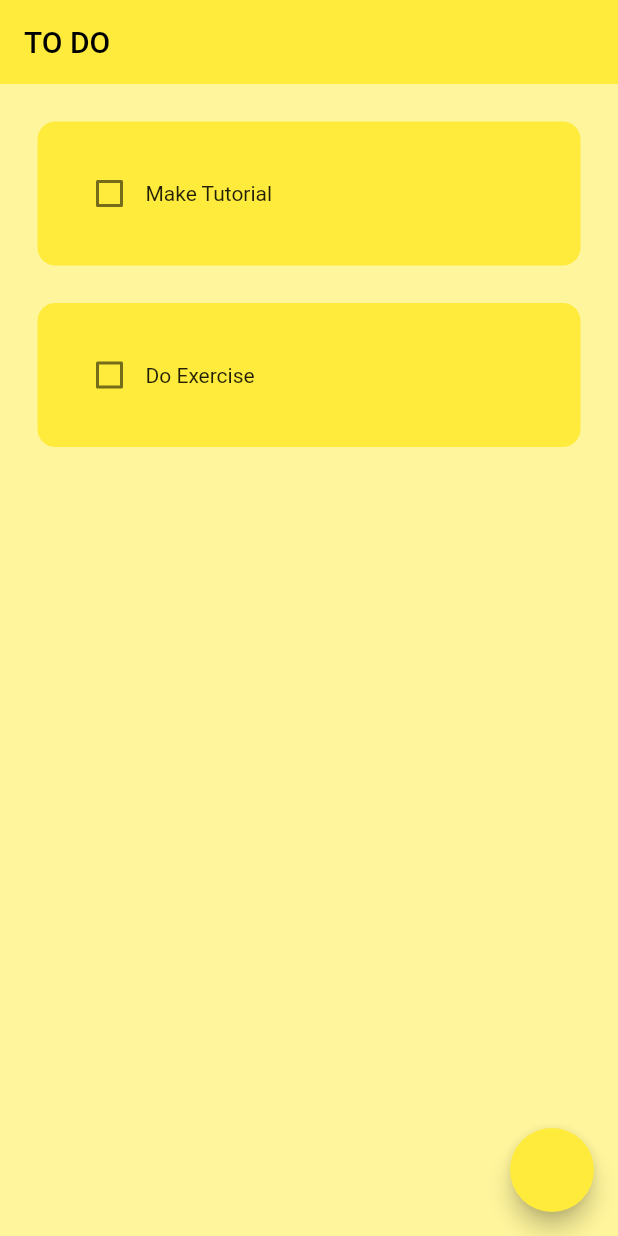
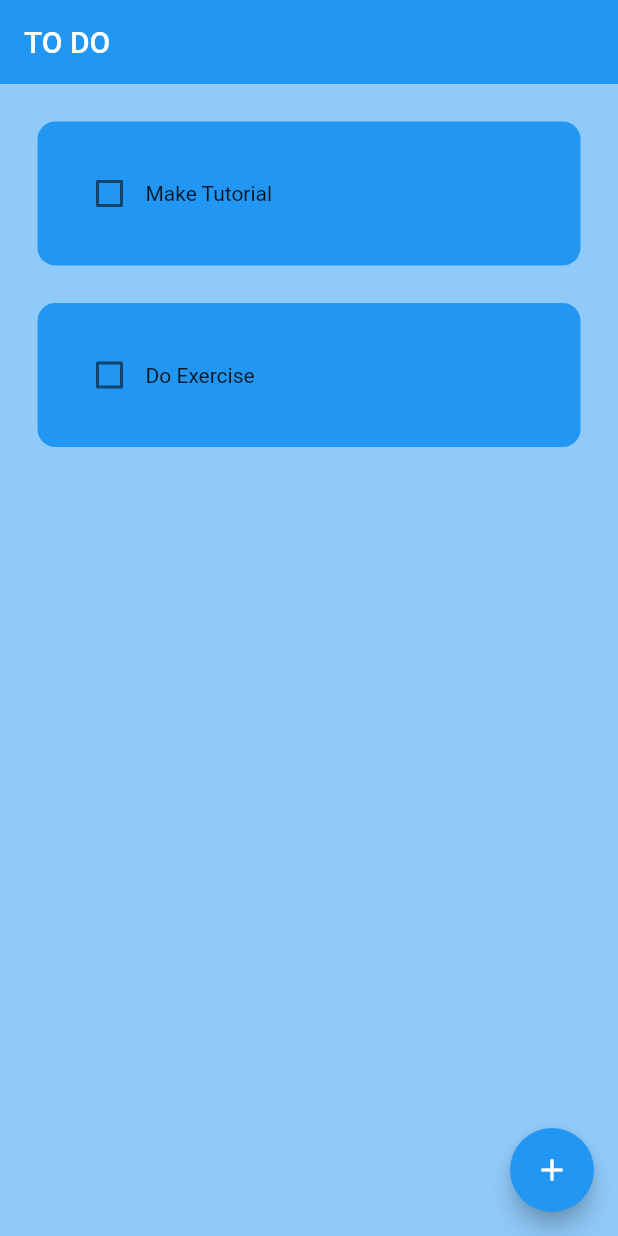
Before and after one commit to DevikaArun7/To_Do_List, a Flutter app: the screen it shows after launch, on a phone screen of 412 x 824 dp. Run offline on Flutter 3.47's test engine with Material 2 defaults, Android fonts, the phone set to English and light mode, and no system bars; drawn by our look-alikes of flutter_slidable; our stand-ins replace hive_flutter; accounts and stored records are empty.

```diff
--- /dev/null
+++ b/to_do_list/lib/data/database.dart
@@ -0,0 +1,23 @@
+import 'package:hive_flutter/adapters.dart';
+
+class ToDoDataBase {
+
+List toDoList = [];
+
+  final _myBox = Hive.box('mybox');
+
+  void createInitialData(){
+    toDoList = [
+      ["Make Tutorial",false],
+      ["Do Exercise",false],
+    ];
+  }
+
+  void loadData(){
+    toDoList = _myBox.get("TODOLIST");
+  }
+
+  void updateDataBase(){
+    _myBox.put("TODOLIST", toDoList);
+  }
+}
--- a/to_do_list/lib/main.dart
+++ b/to_do_list/lib/main.dart
@@ -1,8 +1,13 @@
 import 'package:flutter/material.dart';
+import 'package:hive_flutter/adapters.dart';
 import 'package:to_do_list/pages/home_page.dart';
 
 
-void main(List<String> args) {
+void main(List<String> args)async{
+
+ await Hive.initFlutter();
+
+var box = await Hive.openBox('mybox');
   runApp(const MyApp());
 }
 
@@ -14,7 +19,7 @@ class MyApp extends StatelessWidget {
     return  MaterialApp(
       debugShowCheckedModeBanner: false,
       home: const HomePage(),
-      theme: ThemeData(primarySwatch: Colors.yellow),
+      theme: ThemeData(primarySwatch: Colors.blue),
     );
   }
 }
--- a/to_do_list/lib/pages/home_page.dart
+++ b/to_do_list/lib/pages/home_page.dart
@@ -1,4 +1,7 @@
 import 'package:flutter/material.dart';
+import 'package:hive_flutter/adapters.dart';
+import 'package:to_do_list/data/database.dart';
+import 'package:to_do_list/util/dialog_box.dart';
 import 'package:to_do_list/util/todo_tile.dart';
 
 class HomePage extends StatefulWidget {
@@ -9,35 +12,79 @@ class HomePage extends StatefulWidget {
 }
 
 class _HomePageState extends State<HomePage> {
-  List toDoList = [
-    ["Make Tutorial",false],
-    ["Do Exercise",false],
-  ];
+
+final _myBox = Hive.box('mybox');
+ToDoDataBase db = ToDoDataBase();
+
+@override
+  void initState() {
+    if (_myBox.get("TODOLIST")==null) {
+      db.createInitialData();
+    }else{
+      db.loadData();
+    }
+    super.initState();
+  }
+
+final _controller = TextEditingController();
+
+
 
   void checkBoxChanged(bool? value,int index){
     setState(() {
-      toDoList[index][1] = !toDoList[index][1];
+      db.toDoList[index][1] = !db.toDoList[index][1];
     });
+    db.updateDataBase();
   }
+
+  void saveNewTask(){
+  setState(() {
+    db.toDoList.add([ _controller.text,false ]);
+    _controller.clear();
+  });
+  Navigator.of(context).pop();
+  db.updateDataBase();
+}
+
+  void createNewTask(){
+    showDialog(context: context, builder: (context){
+      return DialogBox(
+        controller: _controller,
+        onSave: saveNewTask,
+        onCancel: () => Navigator.of(context).pop(),
+      );
+    },);
+  }
+
+
+
+void deleteTask(int index){
+  setState(() {
+    db.toDoList.removeAt(index);
+  });
+  db.updateDataBase();
+}
 
   @override
   Widget build(BuildContext context) {
     return Scaffold(
-      backgroundColor:Colors.yellow[200] ,
+      backgroundColor:Colors.blue[200] ,
       appBar: AppBar(
         title: const Text("TO DO"),
         elevation: 0,
       ),
       floatingActionButton:FloatingActionButton(
-        onPressed: (){}
+        onPressed:createNewTask ,
+        child:Icon(Icons.add),
         ) ,
       body: ListView.builder(
-        itemCount:toDoList.length ,
+        itemCount:db.toDoList.length ,
         itemBuilder: (context, index) {
           return ToDoTile(
-            taskName: toDoList[index][0],
-          taskCompleted: toDoList[index][1],
+            taskName: db.toDoList[index][0],
+          taskCompleted: db.toDoList[index][1],
           onChanged: (value) =>checkBoxChanged(value,index) ,
+          deleteFunction: (context) =>deleteTask,
           );
         },
       ),
--- a/to_do_list/lib/util/todo_tile.dart
+++ b/to_do_list/lib/util/todo_tile.dart
@@ -1,26 +1,38 @@
 import 'package:flutter/material.dart';
+import 'package:flutter_slidable/flutter_slidable.dart';
 
 class ToDoTile extends StatelessWidget {
 
 final String taskName;
 final bool taskCompleted;
 Function(bool?)?onChanged;
+Function(BuildContext)?deleteFunction;
 
    ToDoTile({
     super.key,
     required this.taskName,
     required this.taskCompleted,
     required this.onChanged,
+    required this.deleteFunction,
     });
 
   @override
   Widget build(BuildContext context) {
     return Padding(
       padding:  const EdgeInsets.only(left:25,right:25,top:25),
+      child: Slidable(
+        endActionPane: ActionPane(
+          motion: StretchMotion(),
+          children: [
+            SlidableAction(onPressed: deleteFunction,
+          icon: Icons.delete,
+          backgroundColor: Colors.red.shade300,
+          borderRadius: BorderRadius.circular(12),
+          )]),
         child: Container(
           padding:  const EdgeInsets.all(24),
           decoration:  BoxDecoration(
-          color: Colors.yellow,
+            color: Colors.blue,
           borderRadius: BorderRadius.circular(12),
           ),
           child:  Row(
@@ -41,6 +53,7 @@ Function(bool?)?onChanged;
             ],
           ) ,
         ),
+      ),
     );
   }
 }
```
Also changed, not shown: to_do_list/lib/util/dialog_box.dart (added, +44 -0 lines), to_do_list/lib/util/my_button.dart (added, +19 -0 lines), to_do_list/pubspec.yaml (+7 -0 lines), to_do_list/pubspec.lock, 1 other file. Lines whose indentation alone changed are shown as unchanged.
